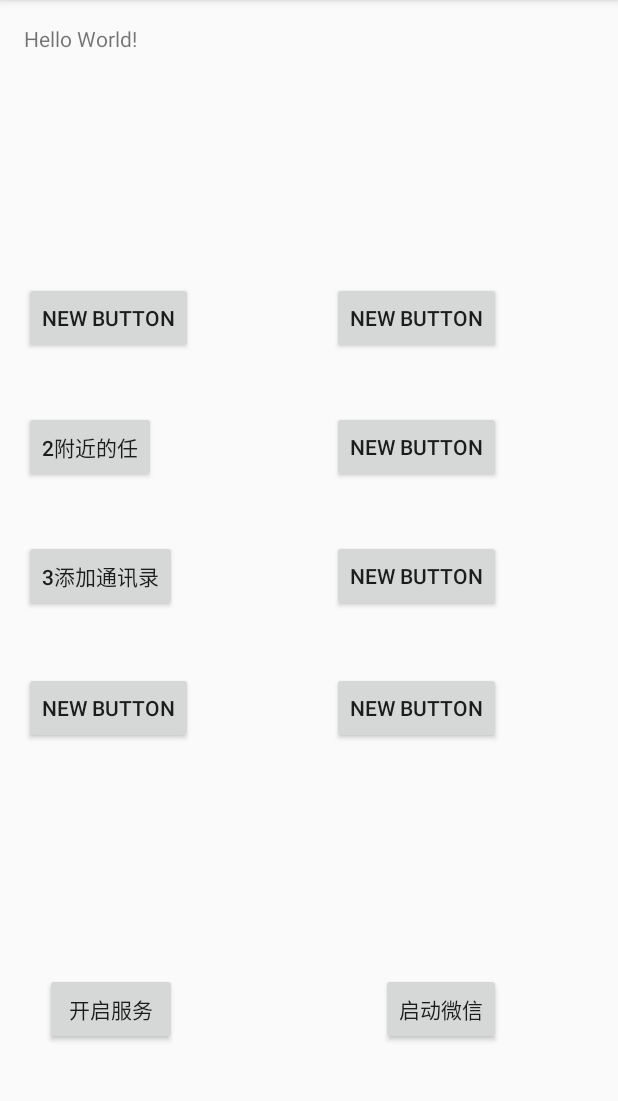
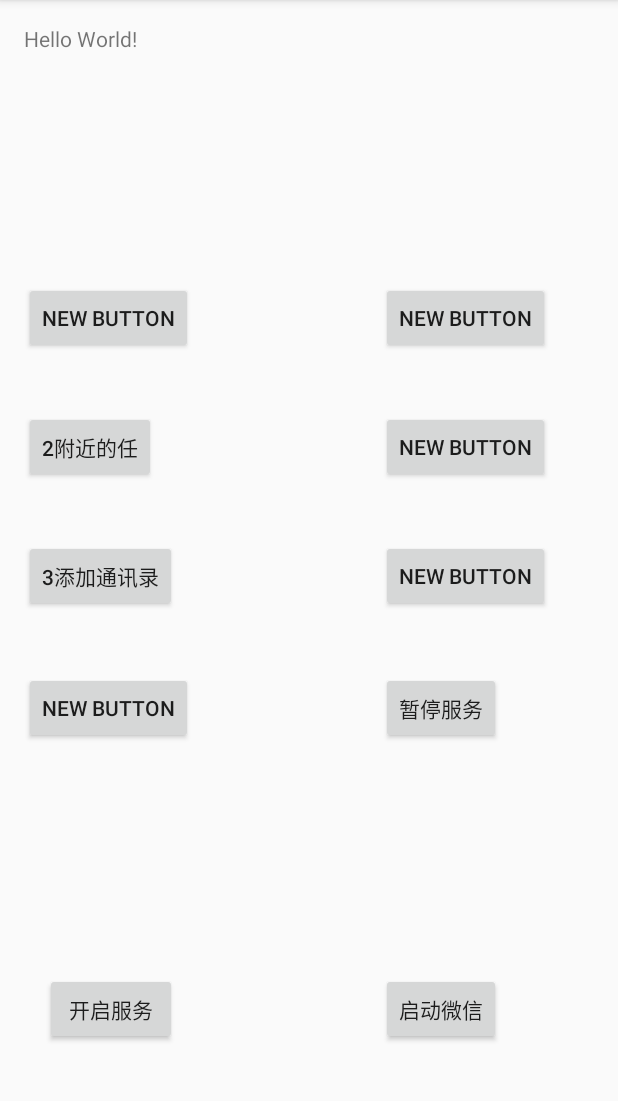
Before and after one commit to xia45399/weixin, an Android app: the screen it shows after launch (MainActivity), on a phone screen of 412 x 824 dp, the part 84-1185 px from its top. Run offline under Robolectric (Android 15) with nearby library versions, the phone set to English and light mode, and no system bars.

Commit message:
添加停止服务

```diff
--- a/app/src/main/java/com/example/xia/weixin/MainActivity.java
+++ b/app/src/main/java/com/example/xia/weixin/MainActivity.java
@@ -45,6 +45,12 @@ public class MainActivity extends ActionBarActivity {
                 startMM();
             }
         });
+        findViewById(R.id.button8).setOnClickListener(new View.OnClickListener() {
+            @Override
+            public void onClick(View v) {
+                Weixin.kind=0;
+            }
+        });
     }
 
 
--- a/app/src/main/res/layout/activity_main.xml
+++ b/app/src/main/res/layout/activity_main.xml
@@ -113,7 +113,7 @@
         style="?android:attr/buttonStyleSmall"
         android:layout_width="wrap_content"
         android:layout_height="wrap_content"
-        android:text="New Button"
+        android:text="暂停服务"
         android:id="@+id/button8"
         android:layout_below="@+id/button6"
         android:layout_alignRight="@+id/button0"
```
Also changed, not shown: app/src/main/java/com/example/xia/weixin/Weixin.java (+12 -1 lines).
